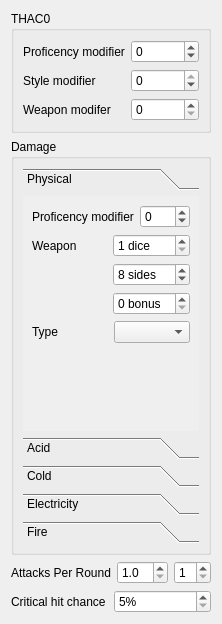
Before: the Qt Designer form src/weaponarrangementwidget.ui in moebiusproject/moebiustoolkit, drawn with Qt 5.
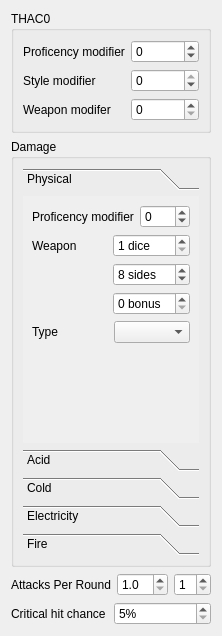
After: the same form once the commit is applied. Custom widgets are drawn as their Qt base class.

Commit message: Simplify somewhat irrelevant names after move

```diff
--- a/src/weaponarrangementwidget.ui
+++ b/src/weaponarrangementwidget.ui
@@ -6,8 +6,8 @@
    <rect>
     <x>0</x>
     <y>0</y>
-    <width>216</width>
-    <height>624</height>
+    <width>218</width>
+    <height>636</height>
    </rect>
   </property>
   <layout class="QVBoxLayout" name="verticalLayout">
```
Left out of the diff: 8 changed lines with no effect on the pictures.
